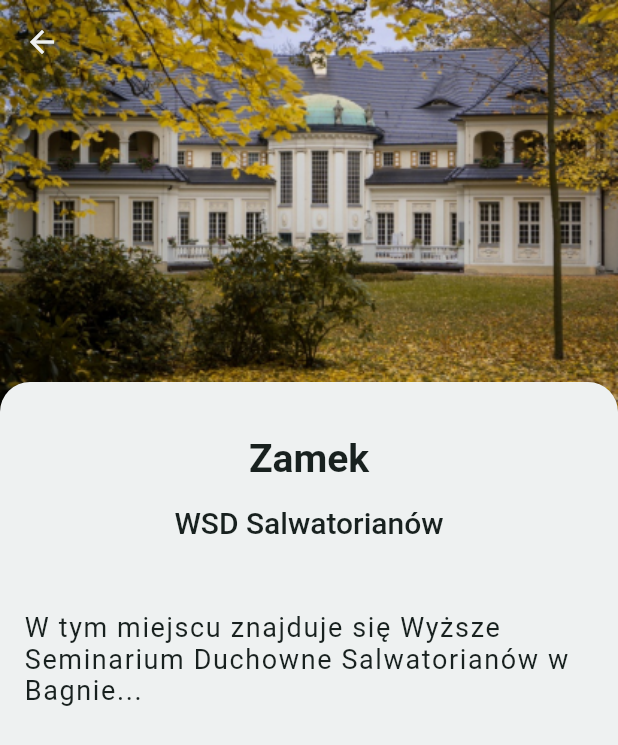
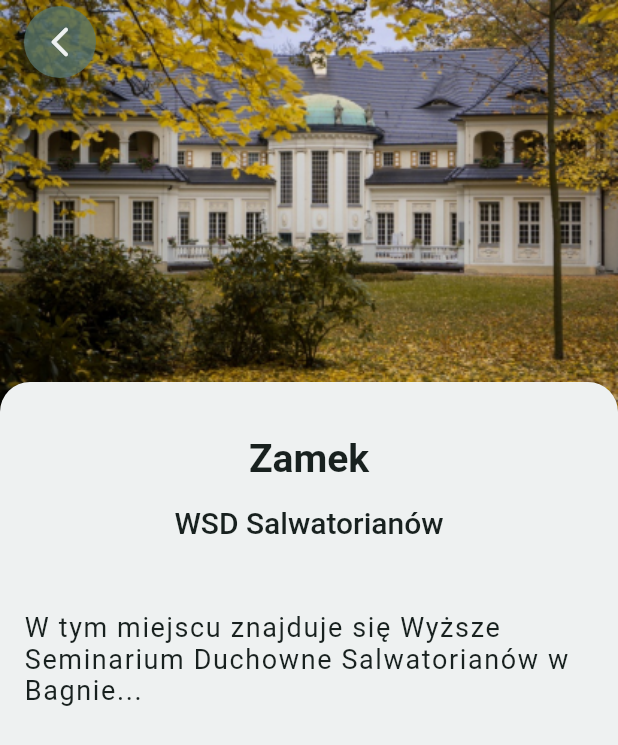
Before and after one commit to GrupaMedialnaSalwator/kompas.sds, a Flutter app: the MapCardPage screen opened by its route, on a phone screen of 412 x 824 dp. Shown: the top 745 px of the screen. Run offline on Flutter 3.47's test engine with Material 2 defaults, Android fonts, the phone set to English and light mode, and no system bars; our stand-ins replace expansion_tile_card, get, hive, hive_flutter, line_icons; missing offline and left inert: map_launcher; accounts and stored records are empty; Roboto replaces fonts that are missing (Nunito Sans).

Commit message:
update back button

```diff
--- a/lib/view/mapCard_screen.dart
+++ b/lib/view/mapCard_screen.dart
@@ -30,9 +30,24 @@ class MapCardPage extends StatelessWidget {
           statusBarIconBrightness: Brightness.light, // For Android (dark icons)
           statusBarBrightness: Brightness.dark, // For iOS (dark icons)
         ),
-        backgroundColor: AppColors.primaryWhite.withOpacity(Constants.opacity0),
+        backgroundColor: AppColors.transparent,
         foregroundColor: AppColors.primaryWhite,
-        elevation: 0,
+        elevation: 0, // no shadow
+        automaticallyImplyLeading: false,
+        centerTitle: false,
+        title: Container(
+          decoration: BoxDecoration(
+            color: AppColors.primaryNormal.withOpacity(Constants.opacity75),
+            shape: BoxShape.circle,
+          ),
+          child: IconButton(
+            icon: const Icon(Icons.arrow_back_ios_new_rounded),
+            color: AppColors.primaryWhite,
+            onPressed: () {
+              Get.back();
+            },
+          ),
+        ),
       ),
       body: Column(
         children: [
```
